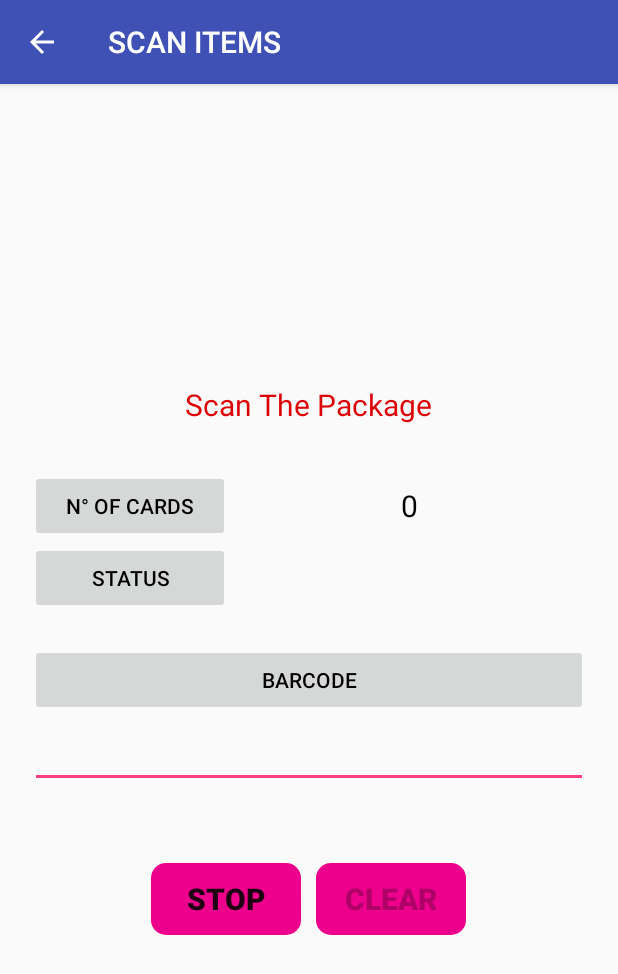
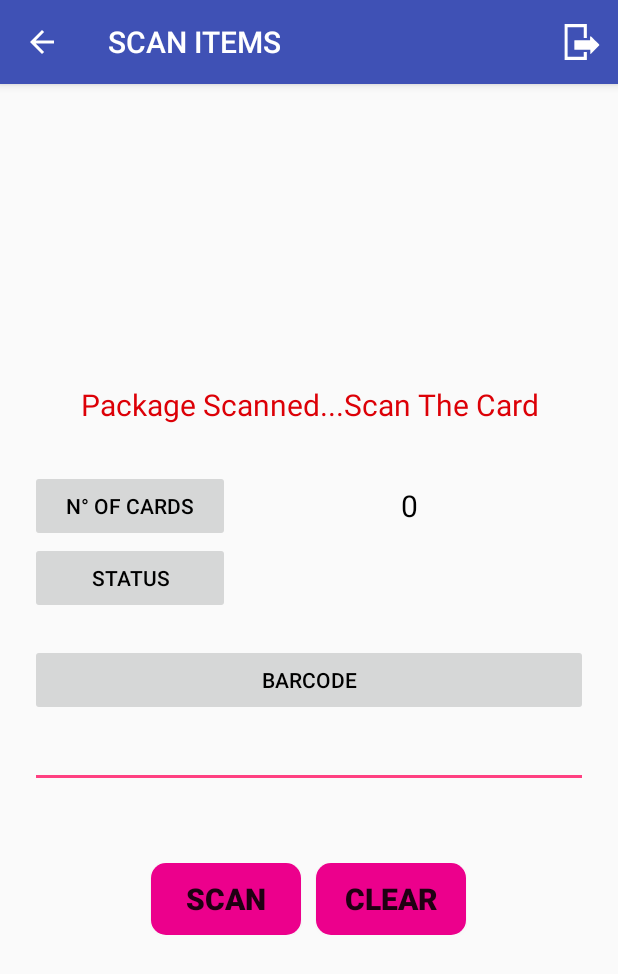
Before and after one commit to bismarabia/SparCardsDelivery, an Android app: the ScanItems screen opened directly, with no data from a screen before it, after a tap on "SCAN", on a phone screen of 412 x 824 dp. Shown: the top 974 px of the screen. Run offline under Robolectric (Android 15) with nearby library versions, the phone set to English and light mode, and no system bars; pictures from the network do not load; 4 statements that could not run were skipped.

Commit message:
crash when no order is fixed compatibility with other devises fixed log out implemented

```diff
--- a/app/src/main/java/com/bisma/rabia/sparcardsdelivery/login/LoginActivity.java
+++ b/app/src/main/java/com/bisma/rabia/sparcardsdelivery/login/LoginActivity.java
@@ -99,4 +99,8 @@
     }
 
 
+    @Override
+    public void onBackPressed() {
+        finish();
+    }
 }
--- a/app/src/main/java/com/bisma/rabia/sparcardsdelivery/orders/OrderAdapter.java
+++ b/app/src/main/java/com/bisma/rabia/sparcardsdelivery/orders/OrderAdapter.java
@@ -120,7 +120,7 @@
 
     @Override
     public int getItemCount() {
-        return ordersList.size();
+        return ordersList != null ? ordersList.size() : 0;
     }
 
     private RequestClient getClient() {
--- a/app/src/main/java/com/bisma/rabia/sparcardsdelivery/scan/ScanItems.java
+++ b/app/src/main/java/com/bisma/rabia/sparcardsdelivery/scan/ScanItems.java
@@ -2,6 +2,7 @@
 
 import android.app.ProgressDialog;
 import android.content.Context;
+import android.content.Intent;
 import android.content.SharedPreferences;
 import android.graphics.Color;
 import android.media.AudioAttributes;
@@ -15,6 +16,7 @@
 import android.support.v7.app.AppCompatActivity;
 import android.util.Log;
 import android.view.KeyEvent;
+import android.view.Menu;
 import android.view.MenuItem;
 import android.view.View;
 import android.widget.Button;
@@ -23,6 +25,7 @@
 import android.widget.Toast;
 
 import com.bisma.rabia.sparcardsdelivery.R;
+import com.bisma.rabia.sparcardsdelivery.login.LoginActivity;
 import com.bisma.rabia.sparcardsdelivery.model.request.Params;
 import com.bisma.rabia.sparcardsdelivery.model.request.Request;
 import com.bisma.rabia.sparcardsdelivery.model.request.RequestClient;
@@ -32,6 +35,8 @@
 import com.bisma.rabia.sparcardsdelivery.model.response.setCard.SetCards;
 import com.google.gson.Gson;
 import com.google.gson.reflect.TypeToken;
+import com.rscja.deviceapi.Barcode1D;
+import com.rscja.deviceapi.exception.ConfigurationException;
 import com.zebra.adc.decoder.Barcode2DWithSoft;
 
 import java.text.SimpleDateFormat;
@@ -63,6 +68,7 @@
     List<MasterBarCode> masterCardsList = new ArrayList<>();
     HashMap<String, String> cardMap = new HashMap<>(), sellingEANMap = new HashMap<>();
 
+    static boolean isBarcode1D = false, isBarcode2D = false;
     public Barcode2DWithSoft scanner2D;
     private boolean threadStop = true;
     private Thread thread;
@@ -71,7 +77,8 @@
 
     private SoundPool soundPool;
     private int soundIDGreenFlag, soundIDRedFlag;
-    boolean soundLoaded = false;
+    private Barcode1D mInstance;
+    private String barCode1D;
 
     @Override
     protected void onCreate(@Nullable Bundle savedInstanceState) {
@@ -97,13 +104,19 @@
         status = (TextView) findViewById(R.id.status_et);
         barcode = (EditText) findViewById(R.id.barcode_et);
 
+        try {
+            mInstance = Barcode1D.getInstance();
+        } catch (ConfigurationException e) {
+            e.printStackTrace();
+        }
+        isBarcode1D = mInstance.open();
 
         try {
             scanner2D = Barcode2DWithSoft.getInstance();
         } catch (Exception e) {
             Toast.makeText(getApplicationContext(), e.getMessage(), Toast.LENGTH_SHORT).show();
         }
-
+        isBarcode2D = scanner2D.open(ScanItems.this);
 
         scan_btn = (Button) findViewById(R.id.scan_btn);
         scan_btn.setOnClickListener(new View.OnClickListener() {
@@ -151,6 +164,8 @@
 
     private void scan() {
 
+        if (isBarcode2D) {
+            Log.i("2D Scanner == ", "will be used");
             if (scanner2D != null)
                 scanner2D.setScanCallback(mScanCallback);
 
@@ -180,6 +195,11 @@
                         scanner2D.setParameter(361, 0); // Image Capture Illumination
                     }
                 }
+            }
+        } else {
+            Log.i("1D Scanner == ", "will be used");
+            barCode1D = mInstance.scan();
+            updateUI(barCode1D);
         }
     }
 
@@ -226,6 +246,7 @@
             msg_status.setTextColor(Color.rgb(220, 0, 7));      // color == red
             msg_status.setText("Scan The Package First");
             status.setText("");
+
             /*
             *   counter == 0  >> Nothing is scanned, package is to be scanned first
             *   counter == 1  >> Package is scanned, and the card has to be scanned next, when Card is scanned,
@@ -236,6 +257,12 @@
             *                       counter = 2
             */
 
+            updateUI(barCode);
+
+        }
+    };
+
+    void updateUI(String barCode) {
         if (counter == 0) {
             msg_status.setText("Package Scanned...Scan The Card");
             barcodePackaging = barCode;
@@ -316,9 +343,7 @@
                 // counter will stay 2 so we can start scanning other master code
             }
         }
-
     }
-    };
 
     private class InitTask extends AsyncTask<String, Integer, Boolean> {
         ProgressDialog mypDialog;
@@ -411,11 +436,19 @@
     }
 
     @Override
+    public boolean onCreateOptionsMenu(Menu menu) {
+        getMenuInflater().inflate(R.menu.main, menu);
+        return true;
+    }
+
+    @Override
     public boolean onOptionsItemSelected(MenuItem item) {
         switch (item.getItemId()) {
             case android.R.id.home:
                 onBackPressed();
                 return true;
+            case R.id.action_sign_out:
+                startActivity(new Intent(ScanItems.this, LoginActivity.class));
         }
 
         return super.onOptionsItemSelected(item);
--- /dev/null
+++ b/app/src/main/res/drawable/ic_sign_out.xml
@@ -0,0 +1,6 @@
+<vector android:autoMirrored="true" android:height="24dp"
+    android:viewportHeight="28.074" android:viewportWidth="28.074"
+    android:width="24dp" xmlns:android="http://schemas.android.com/apk/res/android">
+    <path android:fillColor="#030104" android:pathData="M15.401,25.522H2.813V2.567h12.588v8.406c0.854,0 1.672,0 2.425,0V0H0.489v28.074h17.337v-6.235c-0.756,0 -1.572,0 -2.425,0V25.522z"/>
+    <path android:fillColor="#030104" android:pathData="M27.404,15.938c-0.6,-0.596 -6.307,-6.123 -6.307,-6.123s-0.76,-0.765 -0.76,0.247c0,1.017 0,2.632 0,2.632s-0.44,0 -1.113,0c-2.078,0 -9.248,0 -10.797,0c0,0 -0.362,-0.013 -0.362,0.457s0,5.803 0,6.46c0,0.66 0.432,0.544 0.432,0.544c1.593,0 8.63,0 10.78,0c0.752,0 1.241,0 1.241,0s0,2.014 0,2.849c0,0.832 0.724,0.066 0.724,0.066l6.111,-6.283C27.353,16.787 27.84,16.374 27.404,15.938z"/>
+</vector>
--- /dev/null
+++ b/app/src/main/res/drawable/ic_sign_outt.xml
@@ -0,0 +1,12 @@
+<vector xmlns:android="http://schemas.android.com/apk/res/android"
+    android:width="24dp"
+    android:height="24dp"
+    android:viewportHeight="28.074"
+    android:viewportWidth="28.074">
+    <path
+        android:fillColor="#FFFFFF"
+        android:pathData="M15.401,25.522H2.813V2.567h12.588v8.406c0.854,0 1.672,0 2.425,0V0H0.489v28.074h17.337v-6.235c-0.756,0 -1.572,0 -2.425,0V25.522z" />
+    <path
+        android:fillColor="#FFFFFF"
+        android:pathData="M27.404,15.938c-0.6,-0.596 -6.307,-6.123 -6.307,-6.123s-0.76,-0.765 -0.76,0.247c0,1.017 0,2.632 0,2.632s-0.44,0 -1.113,0c-2.078,0 -9.248,0 -10.797,0c0,0 -0.362,-0.013 -0.362,0.457s0,5.803 0,6.46c0,0.66 0.432,0.544 0.432,0.544c1.593,0 8.63,0 10.78,0c0.752,0 1.241,0 1.241,0s0,2.014 0,2.849c0,0.832 0.724,0.066 0.724,0.066l6.111,-6.283C27.353,16.787 27.84,16.374 27.404,15.938z" />
+</vector>
--- /dev/null
+++ b/app/src/main/res/menu/main.xml
@@ -0,0 +1,12 @@
+<?xml version="1.0" encoding="utf-8"?>
+<menu xmlns:android="http://schemas.android.com/apk/res/android"
+    xmlns:app="http://schemas.android.com/apk/res-auto">
+    <item
+        android:id="@+id/action_sign_out"
+        android:enabled="true"
+        android:icon="@drawable/ic_sign_outt"
+        android:title=""
+        android:visible="true"
+        app:showAsAction="ifRoom" />
+
+</menu>
```
Also changed, not shown: app/src/main/java/com/bisma/rabia/sparcardsdelivery/orders/OrderRV.java (+24 -3 lines). Lines whose indentation alone changed are shown as unchanged.
